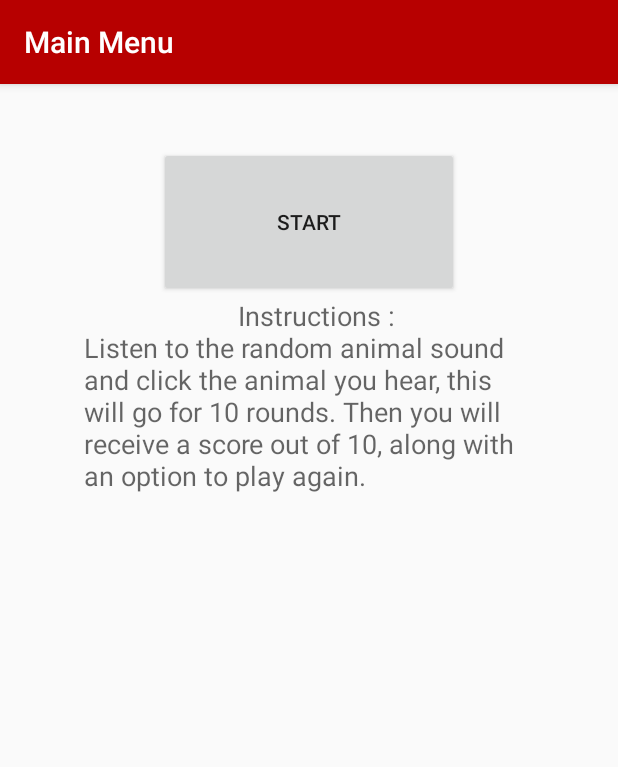
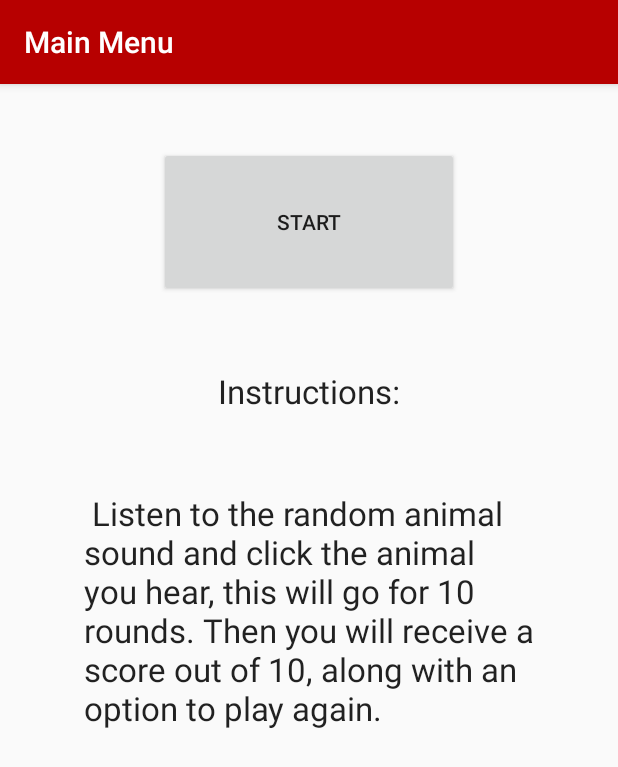
Before and after one commit to JTMcs/JLMVCv3, an Android app: the screen it shows after launch (StartMenu), on a phone screen of 412 x 824 dp. Shown: the top 767 px of the screen. Run offline under Robolectric (Android 15) with nearby library versions, the phone set to English and light mode, and no system bars; 1 statement that could not run was skipped.

Commit message:
v3.13 -Small Fixes

```diff
--- a/app/src/main/res/layout/menu_start.xml
+++ b/app/src/main/res/layout/menu_start.xml
@@ -12,16 +12,23 @@
         android:layout_marginTop="42dp" />
 
     <TextView
+        android:layout_width="wrap_content"
+        android:layout_height="wrap_content"
+        android:textAppearance="?android:attr/textAppearanceLarge"
+        android:text="Instructions:"
+        android:id="@+id/textView2"
+        android:layout_below="@+id/btn1"
+        android:layout_centerHorizontal="true"
+        android:layout_marginTop="48dp" />
+
+    <TextView
         android:layout_width="300dp"
-        android:layout_height="400dp"
-        android:textAppearance="?android:attr/textAppearanceMedium"
-        android:text="
+        android:layout_height="wrap_content"
+        android:textAppearance="?android:attr/textAppearanceLarge"
+        android:text=" Listen to the random animal sound and click the animal you hear, this will go for 10 rounds. Then you will receive a score out of 10, along with an option to play again."
+        android:id="@+id/textView3"
+        android:layout_below="@+id/textView2"
+        android:layout_centerHorizontal="true"
+        android:layout_marginTop="52dp" />
 
-
-                   Instructions :
-
-           Listen to the random animal sound and click the animal you hear, this will go for 10 rounds. Then you will receive a score out of 10, along with an option to play again."
-        android:id="@+id/tvInst"
-        android:layout_below="@+id/btn1"
-        android:layout_centerHorizontal="true" />
 </RelativeLayout>
```
